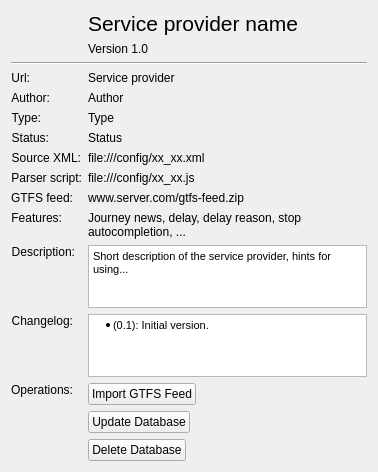
The window that libpublictransporthelper/providerData.ui (KDE/publictransport) describes before a commit, drawn with Qt 5.
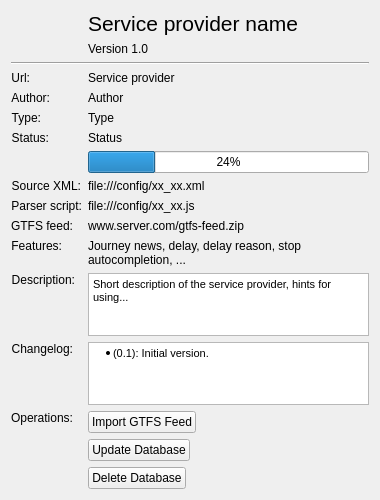
The same window after the commit. Icons and pictures are not drawn. Custom widgets are drawn as their Qt base class.

Commit message:
Fix StopLineEdit/provider dialog for non-GTFS providers
- Do not show any querstion or import progress
  in StopLineEdit for non-GTFS providers
- Do not show buttons to import/delete/update the GTFS
  database in ServiceProviderDataDialog for non-GTFS providers
- Add a progress bar to ServiceProviderDataWidget/Dialog
  for GTFS  providers with state "importing_gtfs_feed"
- Rename obsolete ShowDeleteGtfsDatabaseButton
  to ShowDatabaseControlButtons

```diff
--- a/libpublictransporthelper/providerData.ui
+++ b/libpublictransporthelper/providerData.ui
@@ -6,8 +6,8 @@
    <rect>
     <x>0</x>
     <y>0</y>
-    <width>378</width>
-    <height>409</height>
+    <width>380</width>
+    <height>491</height>
    </rect>
   </property>
   <property name="sizePolicy">
@@ -384,6 +384,13 @@
      </property>
     </widget>
    </item>
+   <item row="9" column="1">
+    <widget class="QProgressBar" name="progressBar">
+     <property name="value">
+      <number>24</number>
+     </property>
+    </widget>
+   </item>
   </layout>
  </widget>
  <customwidgets>
```
The commit also changes 3 other files.
